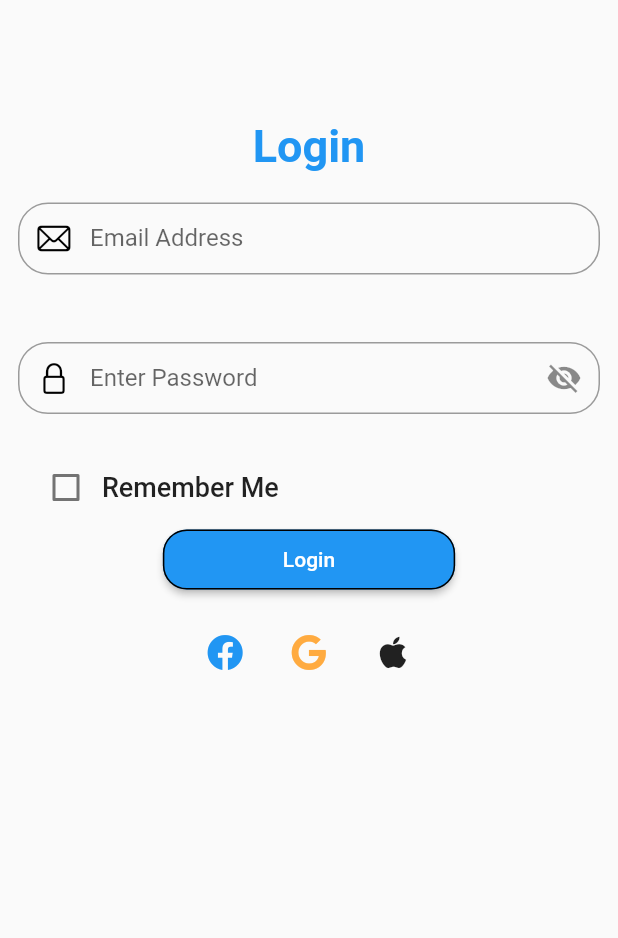
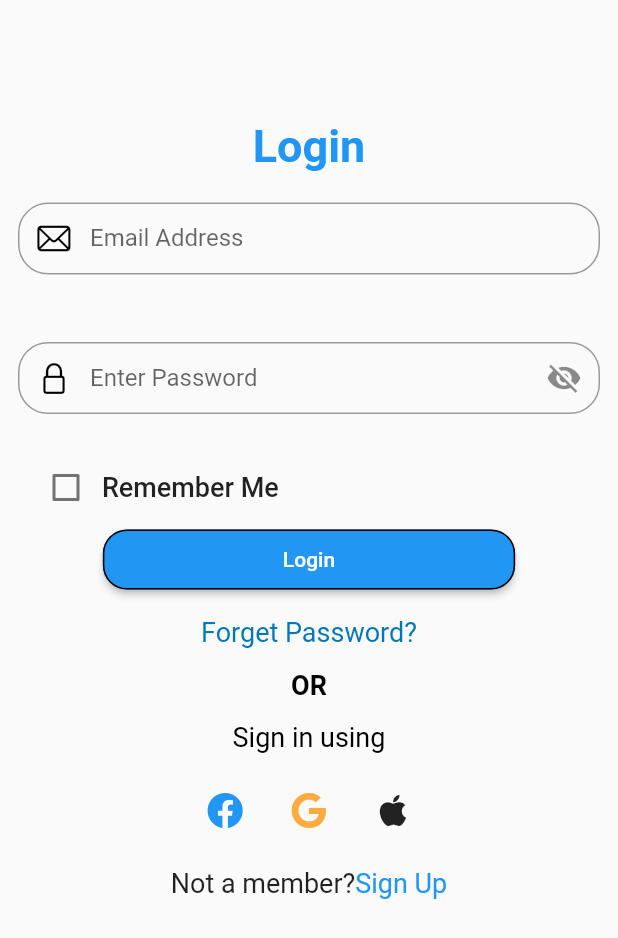
Before and after one commit to mahimafire1234/Kabadiwala, a Flutter app: the screen it shows after launch, on a phone screen of 412 x 824 dp. Shown: the top 938 px of the screen. Run offline on Flutter 3.47's test engine with Material 2 defaults, Android fonts, the phone set to English and light mode, and no system bars; our stand-ins replace font_awesome_flutter.

Commit message:
finish designing login

```diff
--- a/lib/main.dart
+++ b/lib/main.dart
@@ -145,7 +145,8 @@ class _MainState extends State<Main> {
               ElevatedButton(
                 style: ButtonStyle(
                     padding: MaterialStateProperty.all<EdgeInsetsGeometry>(
-                        EdgeInsets.symmetric(horizontal: 80.0, vertical: 12.0)),
+                        EdgeInsets.symmetric(
+                            horizontal: 120.0, vertical: 12.0)),
                     shape: MaterialStateProperty.all<RoundedRectangleBorder>(
                         RoundedRectangleBorder(
                             borderRadius: BorderRadius.circular(16.0),
@@ -153,6 +154,36 @@ class _MainState extends State<Main> {
                 onPressed: () {},
                 child: Text(
                   "Login",
+                ),
+              ),
+              SizedBox(
+                height: 14,
+              ),
+              Center(
+                child: Text(
+                  "Forget Password?",
+                  style: TextStyle(fontSize: 18, color: Color(0xff0077B6)),
+                ),
+              ),
+              SizedBox(
+                height: 14,
+              ),
+              Center(
+                child: Text(
+                  "OR",
+                  style: TextStyle(
+                      fontSize: 18,
+                      fontWeight: FontWeight.bold,
+                      color: Colors.black),
+                ),
+              ),
+              SizedBox(
+                height: 14,
+              ),
+              Center(
+                child: Text(
+                  "Sign in using",
+                  style: TextStyle(fontSize: 18, color: Colors.black),
                 ),
               ),
               SizedBox(
@@ -182,7 +213,23 @@ class _MainState extends State<Main> {
                     onClick: () {},
                   ),
                 ],
-              )
+              ),
+              SizedBox(
+                height: 14,
+              ),
+              Row(
+                mainAxisAlignment: MainAxisAlignment.center,
+                children: [
+                  Text(
+                    "Not a member?",
+                    style: TextStyle(fontSize: 18),
+                  ),
+                  Text(
+                    "Sign Up",
+                    style: TextStyle(color: Colors.blue, fontSize: 18),
+                  )
+                ],
+              ),
             ],
           ),
         ),
```
